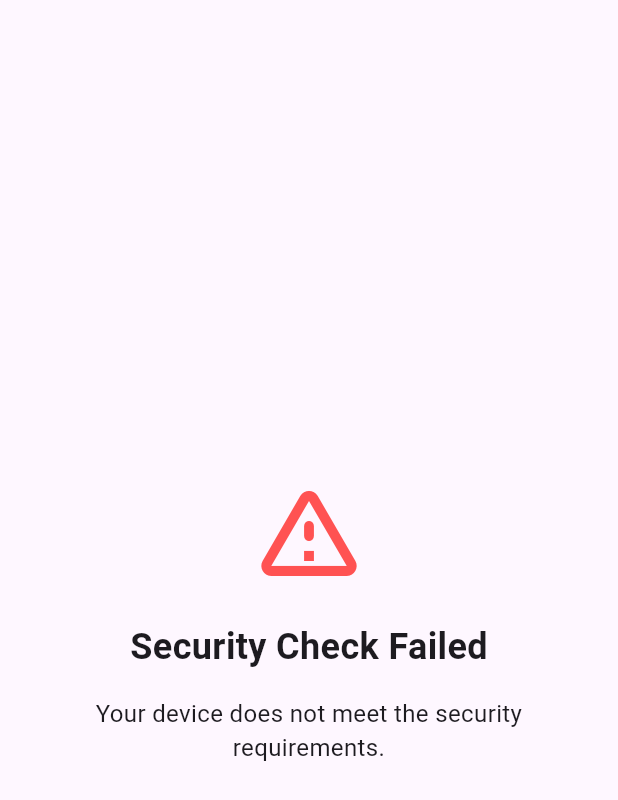
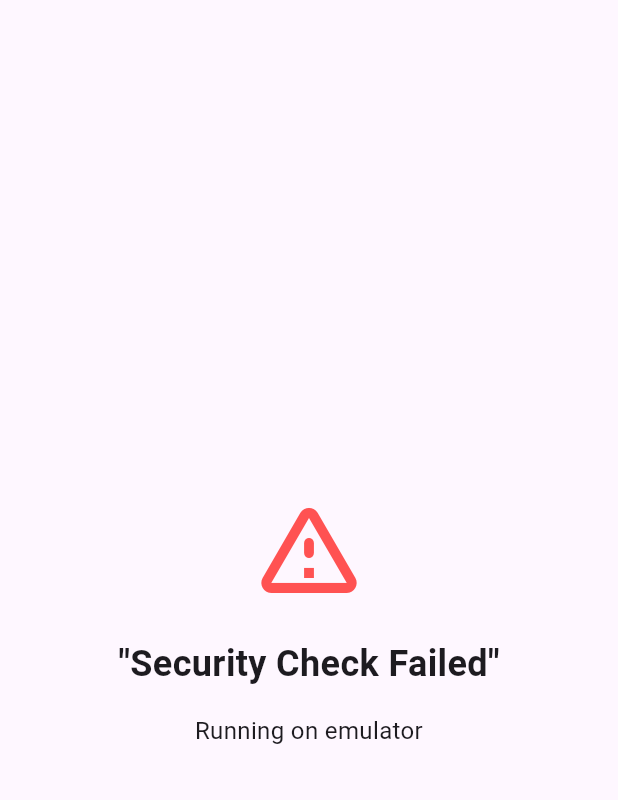
Before and after one commit to Mariamibrahim88/device-security-check, a Flutter app: the screen it shows after launch, on a phone screen of 412 x 824 dp. Shown: the top 800 px of the screen. Run offline on Flutter 3.47's test engine with Material 3 defaults, Android fonts, the phone set to English and light mode, and no system bars; missing offline and left inert: safe_device.

Commit message:
improve error handling, strings, and security checks

```diff
--- a/lib/blocked_page.dart
+++ b/lib/blocked_page.dart
@@ -1,7 +1,10 @@
 import 'package:flutter/material.dart';
+import 'package:safe_app/core/utils/app_string.dart';
 
 class BlockedPage extends StatelessWidget {
-  const BlockedPage({super.key});
+  const BlockedPage({super.key, required this.reason});
+
+  final String reason;
 
   @override
   Widget build(BuildContext context) {
@@ -18,15 +21,13 @@ class BlockedPage extends StatelessWidget {
                 color: Colors.redAccent,
               ),
               const SizedBox(height: 20),
-              // TODO [MEDIUM] (Accessibility): Extract UI strings to App Strings resource.
               const Text(
-                "Security Check Failed",
+                AppString.blockedMessage,
                 style: TextStyle(fontSize: 24, fontWeight: FontWeight.bold),
               ),
               const SizedBox(height: 16),
-              // TODO [MEDIUM] (Accessibility): Extract UI strings to App Strings resource.
-              const Text(
-                "Your device does not meet the security requirements.",
+              Text(
+                reason,
                 textAlign: TextAlign.center,
                 style: TextStyle(fontSize: 16),
               ),
--- /dev/null
+++ b/lib/check_device.dart
@@ -0,0 +1,6 @@
+class CheckDevice {
+  final bool check;
+  final String message;
+
+  CheckDevice(this.check, this.message);
+}
--- /dev/null
+++ b/lib/core/utils/app_string.dart
@@ -0,0 +1,4 @@
+class AppString {
+  static const String blockedMessage = '"Security Check Failed"';
+  static const String homeMessage = '"Home Screen"';
+}
--- a/lib/home_screen.dart
+++ b/lib/home_screen.dart
@@ -1,11 +1,11 @@
 import 'package:flutter/material.dart';
+import 'package:safe_app/core/utils/app_string.dart';
 
 class HomeScreen extends StatelessWidget {
   const HomeScreen({super.key});
 
   @override
   Widget build(BuildContext context) {
-    // TODO [MEDIUM] (Accessibility): Extract UI strings to App Strings resource.
-    return const Scaffold(body: Center(child: Text("Home Screen")));
+    return const Scaffold(body: Center(child: Text(AppString.homeMessage)));
   }
 }
```
Also changed, not shown: lib/safe_device_screen.dart (+31 -19 lines), pubspec.lock.
